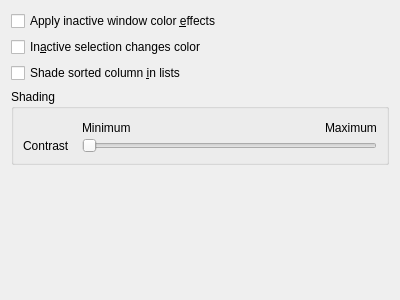
Qt form kcms/colors/scmeditoroptions.ui (Sonic-DE/sonic-desktop-interface) before a commit.
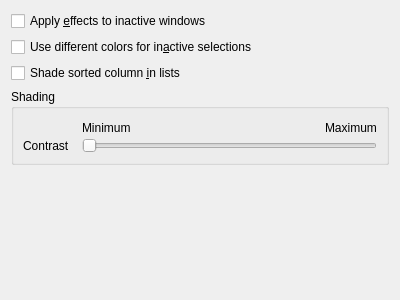
The same form after that commit.

Commit message:
text improvements for Colors, Icons, Style, and Workspace KCMs
Summary:

Implement some of @abetts' proposals in the above-mentioned bugs

Test Plan:
Tested in KDE Neon:

{F5479678}

{F5479394}

{F5479213}

{F5479363}

Reviewers: abetts, #vdg, #plasma, #documentation, apol

Reviewed By: abetts, #vdg, #plasma, apol

Subscribers: lueck, apol, plasma-devel, abetts

Tags: #plasma

```diff
--- a/kcms/colors/scmeditoroptions.ui
+++ b/kcms/colors/scmeditoroptions.ui
@@ -14,14 +14,14 @@
    <item>
     <widget class="QCheckBox" name="useInactiveEffects">
      <property name="text">
-      <string>Apply inactive window color &amp;effects</string>
+      <string>Apply &amp;effects to inactive windows</string>
      </property>
     </widget>
    </item>
    <item>
     <widget class="QCheckBox" name="inactiveSelectionEffect">
      <property name="text">
-      <string>In&amp;active selection changes color</string>
+      <string>Use different colors for in&amp;active selections</string>
      </property>
     </widget>
    </item>
```
The commit also changes 6 other files.
